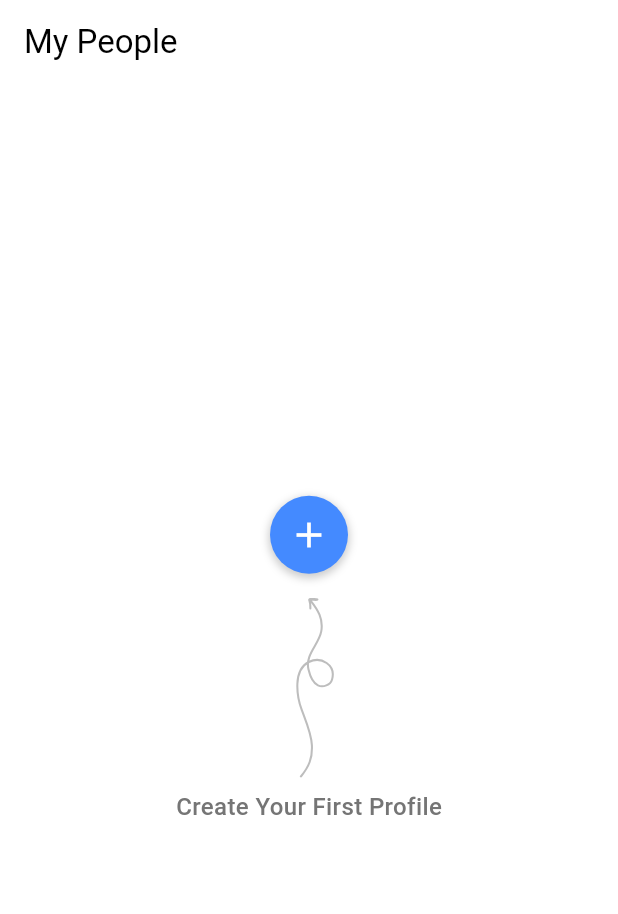
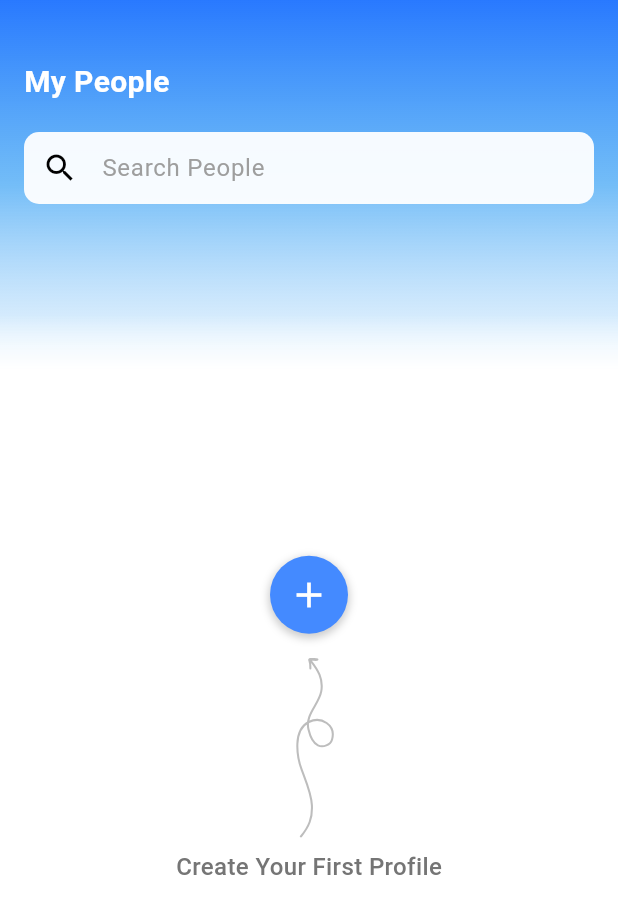
Before and after one commit to dubeyanant/my_people, a Flutter app: the screen it shows after launch, on a phone screen of 412 x 824 dp. Shown: the top 914 px of the screen. Run offline on Flutter 3.47's test engine with Material 3 defaults, Android fonts, the phone set to English and light mode, and no system bars; our stand-ins replace connectivity_plus, firebase_analytics, firebase_core, flutter_dotenv, flutter_markdown, flutter_svg and 5 more; accounts and stored records are empty.

Commit message:
style: change home screen UI

```diff
--- a/lib/controller/people_controller.dart
+++ b/lib/controller/people_controller.dart
@@ -9,6 +9,7 @@ class PeopleController extends GetxController {
   RxList<Person> people = <Person>[].obs;
   RxList<Person> filteredPeople = <Person>[].obs;
   RxBool isSearchOpen = false.obs;
+  RxBool isHomeScreenSearchFocused = false.obs;
   DatabaseHelper dbHelper = DatabaseHelper.instance;
 
   @override
--- a/lib/modules/home/home_screen.dart
+++ b/lib/modules/home/home_screen.dart
@@ -29,10 +29,20 @@ class _HomeScreenState extends State<HomeScreen> {
       Get.put(PeopleController());
     }
     _peopleController = Get.find<PeopleController>();
+    // Add listener to update focus state in controller
+    _searchFocusNode.addListener(_onFocusChange);
+  }
+
+  // Method to handle focus changes
+  void _onFocusChange() {
+    _peopleController.isHomeScreenSearchFocused.value =
+        _searchFocusNode.hasFocus;
   }
 
   @override
   void dispose() {
+    // Remove listener to prevent memory leaks
+    _searchFocusNode.removeListener(_onFocusChange);
     _searchController.dispose();
     _searchFocusNode.dispose();
     super.dispose();
@@ -41,72 +51,111 @@ class _HomeScreenState extends State<HomeScreen> {
   @override
   Widget build(BuildContext context) {
     return Scaffold(
-      appBar: _buildAppBar(),
-      body: Obx(() => _buildBody()),
+      body: _buildBody(),
       floatingActionButton: _buildFloatingActionButton(),
     );
   }
 
-  PreferredSizeWidget _buildAppBar() {
-    return AppBar(
-      title: const Text(AppStrings.appName),
-      actions: [
+  Widget _buildBody() {
+    return Stack(
+      children: [
+        _buildGradientHeader(),
         Obx(() {
-          if (_peopleController.people.isEmpty) return const SizedBox();
-
-          return IconButton(
-            onPressed: _toggleSearch,
-            icon: Icon(
-              _peopleController.isSearchOpen.value
-                  ? Icons.cancel_outlined
-                  : Icons.search,
-            ),
+          final Widget child = _peopleController.people.isEmpty
+              ? const EmptyHome()
+              : const PeopleGrid();
+          return Padding(
+            padding: EdgeInsets.only(top: 136),
+            child: child,
           );
         }),
       ],
     );
   }
 
-  void _toggleSearch() {
-    _peopleController.isSearchOpen.value =
-        !_peopleController.isSearchOpen.value;
-    if (!_peopleController.isSearchOpen.value) {
-      _searchController.clear();
-      _peopleController.filterPeople('');
-      _searchFocusNode.unfocus();
-    }
-  }
+  Widget _buildGradientHeader() {
+    final screenHeight = MediaQuery.of(context).size.height;
+    final gradientHeight = screenHeight * 0.3;
 
-  Widget _buildBody() {
-    if (_peopleController.people.isEmpty) {
-      return const EmptyHome();
-    }
-
-    return Column(
+    return Stack(
       children: [
-        _buildSearchBar(),
-        const Expanded(child: PeopleGrid()),
+        // ShaderMask for smooth blending
+        ShaderMask(
+          shaderCallback: (Rect bounds) {
+            // Create a vertical gradient mask from opaque white to transparent white
+            return LinearGradient(
+              begin: Alignment.topCenter,
+              end: Alignment.bottomCenter,
+              colors: [Colors.white, Colors.white.withAlpha(0)],
+              stops: const [
+                0.85,
+                1.0
+              ], // Start fading near the bottom (85% mark)
+            ).createShader(bounds);
+          },
+          blendMode: BlendMode.dstIn, // Apply the mask
+          child: Container(
+            height: gradientHeight,
+            decoration: BoxDecoration(
+              gradient: LinearGradient(
+                begin: Alignment.topCenter,
+                end: Alignment.bottomCenter,
+                colors: [
+                  Colors.blueAccent[400]!,
+                  Colors.blue.withAlpha(160),
+                  Colors.blue[200]!.withAlpha(40),
+                ],
+              ),
+            ),
+          ),
+        ),
+        // AppBar elements
+        Positioned(
+          top: 40,
+          left: 0,
+          right: 0,
+          child: Padding(
+            padding: const EdgeInsets.only(left: 16.0),
+            child: Text(
+              AppStrings.appName,
+              style: TextStyle(
+                fontSize: 20,
+                fontWeight: FontWeight.bold,
+                color: Theme.of(context).colorScheme.onPrimary,
+              ),
+            ),
+          ),
+        ),
+        // Always positioned Search Bar
+        Positioned(
+          top: 88,
+          left: 16,
+          right: 16,
+          child: _buildSearchBar(),
+        ),
       ],
     );
   }
 
   Widget _buildSearchBar() {
-    if (!_peopleController.isSearchOpen.value) {
-      return const SizedBox.shrink();
-    }
-
-    return Padding(
-      padding: const EdgeInsets.fromLTRB(16, 0, 16, 16),
+    return Material(
+      color: Colors.transparent,
       child: TextField(
         focusNode: _searchFocusNode,
-        autofocus: true,
+        autofocus: false,
+        onTapOutside: (value) => _searchFocusNode.unfocus(),
         controller: _searchController,
         decoration: InputDecoration(
-          hintText: AppStrings.searchBarHintText,
+          hintText: AppStrings.personSearchBarHintText,
+          hintStyle: TextStyle(color: Colors.grey),
           prefixIcon: const Icon(Icons.search),
+          filled: true,
+          fillColor: Theme.of(context).canvasColor.withAlpha(240),
           border: OutlineInputBorder(
             borderRadius: BorderRadius.circular(10),
+            borderSide: BorderSide.none,
           ),
+          contentPadding: EdgeInsets.symmetric(vertical: 0),
         ),
         onChanged: _peopleController.filterPeople,
       ),
--- a/lib/modules/home/widgets/people_grid.dart
+++ b/lib/modules/home/widgets/people_grid.dart
@@ -60,12 +60,13 @@ class PeopleGrid extends StatelessWidget {
         final bool showTooltip = pc.filteredPeople.length == 1;
 
         return Padding(
-          padding: const EdgeInsets.fromLTRB(16, 0, 16, 16),
+          padding: const EdgeInsets.symmetric(horizontal: 16),
           child: Stack(
             children: [
               GridView.count(
                 // Making the aspect ratio more elongated (height-wise)
                 childAspectRatio: 2 / 3,
+                padding: const EdgeInsets.only(top: 16),
                 crossAxisCount: 2, // Number of columns in the grid
                 crossAxisSpacing: 16, // Space between columns
                 mainAxisSpacing: 24, // Space between rows
@@ -76,12 +77,8 @@ class PeopleGrid extends StatelessWidget {
                         showPopupMenu(context, person, details.globalPosition),
                     onTap: () {
                       Get.to(() => PersonScreen(person.uuid));
-                      Future.delayed(const Duration(milliseconds: 10), () {
-                        pc.isSearchOpen.value = false;
-                      });
                     },
                     child: Stack(
-                      fit: StackFit.expand,
                       children: [
                         // Profile image
                         ClipRRect(
@@ -140,7 +137,8 @@ class PeopleGrid extends StatelessWidget {
                   );
                 }).toList(),
               ),
-              if (showTooltip && !pc.isSearchOpen.value) ...[
+              // Only show tooltips if there's one person AND search isn't focused
+              if (showTooltip && !pc.isHomeScreenSearchFocused.value) ...[
                 ProfileTooltip(),
                 AddMoreProfileTooltip(),
               ],
--- a/lib/modules/person/add_info_bottomsheet.dart
+++ b/lib/modules/person/add_info_bottomsheet.dart
@@ -89,6 +89,7 @@ class _AddInfoBottomSheetState extends State<AddInfoBottomSheet> {
                         labelText: widget.initialInfo == null
                             ? AppStrings.addInfoTextFieldLabel
                             : AppStrings.editInfoTextFieldLabel,
+                        hintStyle: TextStyle(color: Colors.grey),
                         hintText: AppStrings.addInfoTextFieldHint,
                         border: OutlineInputBorder(
                           borderRadius: BorderRadius.circular(10),
--- a/lib/modules/person/person_detail_bottomsheet.dart
+++ b/lib/modules/person/person_detail_bottomsheet.dart
@@ -152,6 +152,7 @@ class _PersonDetailBottomSheetState extends State<PersonDetailBottomSheet> {
                 controller: _nameController,
                 decoration: InputDecoration(
                   labelText: AppStrings.personDetailTextFieldLabel,
+                  hintStyle: TextStyle(color: Colors.grey),
                   hintText: AppStrings.personDetailTextFieldHint,
                   border: OutlineInputBorder(
                     borderRadius: BorderRadius.circular(10),
--- a/lib/modules/person/person_screen.dart
+++ b/lib/modules/person/person_screen.dart
@@ -158,7 +158,7 @@ class _PersonScreenState extends State<PersonScreen> {
         decoration: InputDecoration(
           hintStyle: TextStyle(color: Theme.of(context).colorScheme.onPrimary),
           prefixIconColor: Theme.of(context).colorScheme.onPrimary,
-          hintText: AppStrings.searchBarHintText,
+          hintText: AppStrings.searchInfoHintText,
           prefixIcon: Icon(Icons.search),
           border: OutlineInputBorder(
             borderSide: BorderSide.none,
@@ -202,7 +202,7 @@ class _PersonScreenState extends State<PersonScreen> {
             style: TextStyle(
               fontSize: 26,
               fontWeight: FontWeight.w600,
-              color: Colors.deepOrangeAccent,
+              color: Colors.grey[800],
               height: 1,
             ),
           ),
@@ -240,7 +240,7 @@ class _PersonScreenState extends State<PersonScreen> {
                     return const SizedBox.shrink();
                   },
                 ),
-                if (person.info.length == 1 && !pc.isSearchOpen.value) ...[
+                if (person.info.length == 1 && !isSearchOpen.value) ...[
                   InfoTooltip(),
                   AddMoreDetailsTooltip(),
                 ],
--- a/lib/utility/constants.dart
+++ b/lib/utility/constants.dart
@@ -1,12 +1,12 @@
 class AppStrings {
   // General
   static const String appName = 'My People';
-  static const String searchBarHintText = 'Search Info';
 
   // Home Screen
   static const String homeScreenTagline = 'Create Your First Profile';
   static const String profileTooltip = 'Tap to enter,\nhold to edit or delete';
   static const String addMoreTooltip = 'Add more people here!';
+  static const String personSearchBarHintText = 'Search People';
 
   // Person Screen
   static const String personScreenTagline = 'Start Adding Details';
@@ -20,6 +20,7 @@ class AppStrings {
   static const String addMoreTooltip2 =
       'Add more details to\nunlock Chat with Persona';
   static const String infoTooltip = 'Hold to edit or delete';
+  static const String searchInfoHintText = 'Search Info';
 
   // Add/Edit Person Bottom Sheet
   static const String addPerson = 'Add Person';
```
